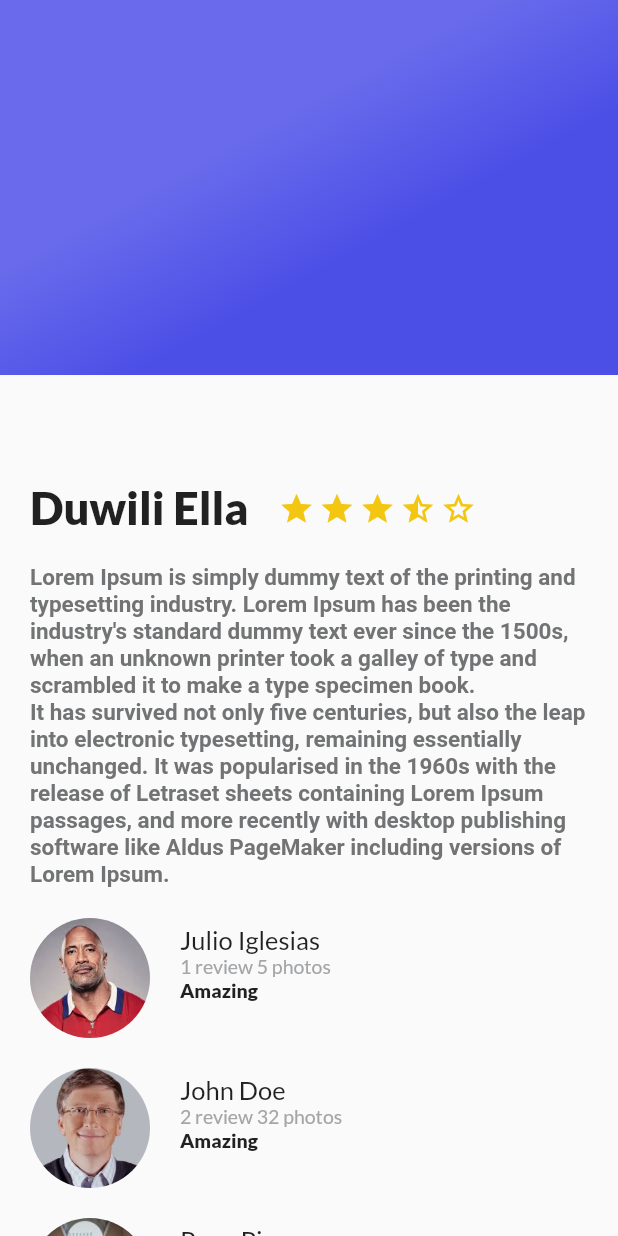
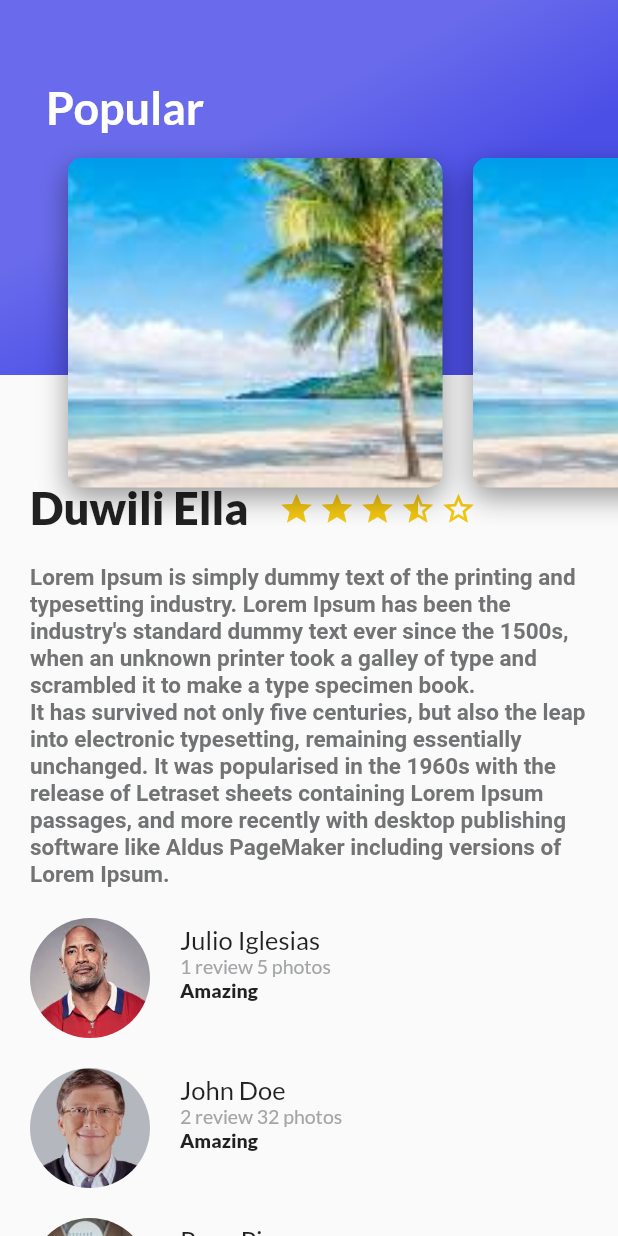
Before and after one commit to Camilost1404/Flutter_Basico, a Flutter app: the screen it shows after launch, on a phone screen of 412 x 824 dp. Run offline on Flutter 3.47's test engine with Material 2 defaults, Android fonts, the phone set to English and light mode, and no system bars; our stand-ins replace google_fonts; Roboto replaces fonts that are missing (Ubuntu).

Commit message:
Continuaciòn Curso

```diff
--- /dev/null
+++ b/lib/card_image.dart
@@ -0,0 +1,29 @@
+import 'package:flutter/material.dart';
+
+class CardImage extends StatelessWidget {
+  const CardImage({super.key, this.pathImage = 'assets/images/playa.jpg'});
+
+  final String pathImage;
+
+  @override
+  Widget build(BuildContext context) {
+    final card = Container(
+      height: 350.0,
+      width: 250.0,
+      margin: const EdgeInsets.only(top: 80.0, left: 20.0),
+      decoration: BoxDecoration(
+          image:
+              DecorationImage(fit: BoxFit.cover, image: AssetImage(pathImage)),
+          borderRadius: const BorderRadius.all(Radius.circular(10.0)),
+          shape: BoxShape.rectangle,
+          boxShadow: const [
+            BoxShadow(
+                color: Colors.black38,
+                blurRadius: 15.0,
+                offset: Offset(0.0, 7.0))
+          ]),
+    );
+
+    return card;
+  }
+}
--- /dev/null
+++ b/lib/card_image_list.dart
@@ -0,0 +1,23 @@
+import 'package:flutter/material.dart';
+import 'package:platzi_trips_app/card_image.dart';
+
+class CardImageList extends StatelessWidget {
+  const CardImageList({super.key});
+
+  @override
+  Widget build(BuildContext context) {
+    return SizedBox(
+      height: 350.0,
+      child: ListView(
+        padding: const EdgeInsets.all(25.0),
+        scrollDirection: Axis.horizontal,
+        children: const [
+          CardImage(),
+          CardImage(),
+          CardImage(),
+          CardImage(),
+        ],
+      ),
+    );
+  }
+}
--- a/lib/gradient_back.dart
+++ b/lib/gradient_back.dart
@@ -1,7 +1,13 @@
 import 'package:flutter/material.dart';
+import 'package:google_fonts/google_fonts.dart';
 
 class GradientBack extends StatelessWidget {
-  const GradientBack({super.key});
+  const GradientBack({
+    super.key,
+    this.title = 'Popular',
+  });
+
+  final String title;
 
   @override
   Widget build(BuildContext context) {
@@ -14,6 +20,15 @@ class GradientBack extends StatelessWidget {
               end: FractionalOffset(1.0, 0.6),
               stops: [0.0, 0.6],
               tileMode: TileMode.clamp)),
+      alignment: const Alignment(-0.8, -0.5),
+      child: Text(
+        title,
+        style: GoogleFonts.lato(
+            textStyle: const TextStyle(
+                color: Colors.white,
+                fontSize: 30.0,
+                fontWeight: FontWeight.bold)),
+      ),
     );
   }
 }
--- /dev/null
+++ b/lib/header_appbar.dart
@@ -0,0 +1,14 @@
+import 'package:flutter/material.dart';
+import 'package:platzi_trips_app/card_image_list.dart';
+import 'package:platzi_trips_app/gradient_back.dart';
+
+class HeaderAppBar extends StatelessWidget {
+  const HeaderAppBar({super.key});
+
+  @override
+  Widget build(BuildContext context) {
+    return Stack(
+      children: const [GradientBack(), CardImageList()],
+    );
+  }
+}
--- a/lib/main.dart
+++ b/lib/main.dart
@@ -1,9 +1,13 @@
 import 'package:flutter/material.dart';
+import 'package:flutter/services.dart';
 import 'package:platzi_trips_app/description_place.dart';
-import 'package:platzi_trips_app/gradient_back.dart';
+import 'package:platzi_trips_app/header_appbar.dart';
 import 'package:platzi_trips_app/review_list.dart';
 
 void main() {
+  SystemChrome.setSystemUIOverlayStyle(const SystemUiOverlayStyle(
+      statusBarColor: Colors.transparent,
+      statusBarBrightness: Brightness.light));
   runApp(const MyApp());
 }
 
@@ -37,7 +41,7 @@ class MyApp extends StatelessWidget {
               const ReviewList()
             ],
           ),
-          const GradientBack(),
+          const HeaderAppBar()
         ],
       )),
       // const MyHomePage(title: 'Flutter Demo Home Page')
--- a/lib/review_list.dart
+++ b/lib/review_list.dart
@@ -6,7 +6,9 @@ class ReviewList extends StatelessWidget {
 
   @override
   Widget build(BuildContext context) {
-    return Column(
+    return Container(
+      margin: const EdgeInsets.only(bottom: 20.0),
+      child: Column(
         children: const [
           Review(
             pathImage: 'assets/images/user.jpg',
@@ -33,6 +35,7 @@ class ReviewList extends StatelessWidget {
             details: '4 review 15 photos',
           ),
         ],
+      ),
     );
   }
 }
```
Also changed, not shown: assets/images/playa.jpg (added). Lines whose indentation alone changed are shown as unchanged.
